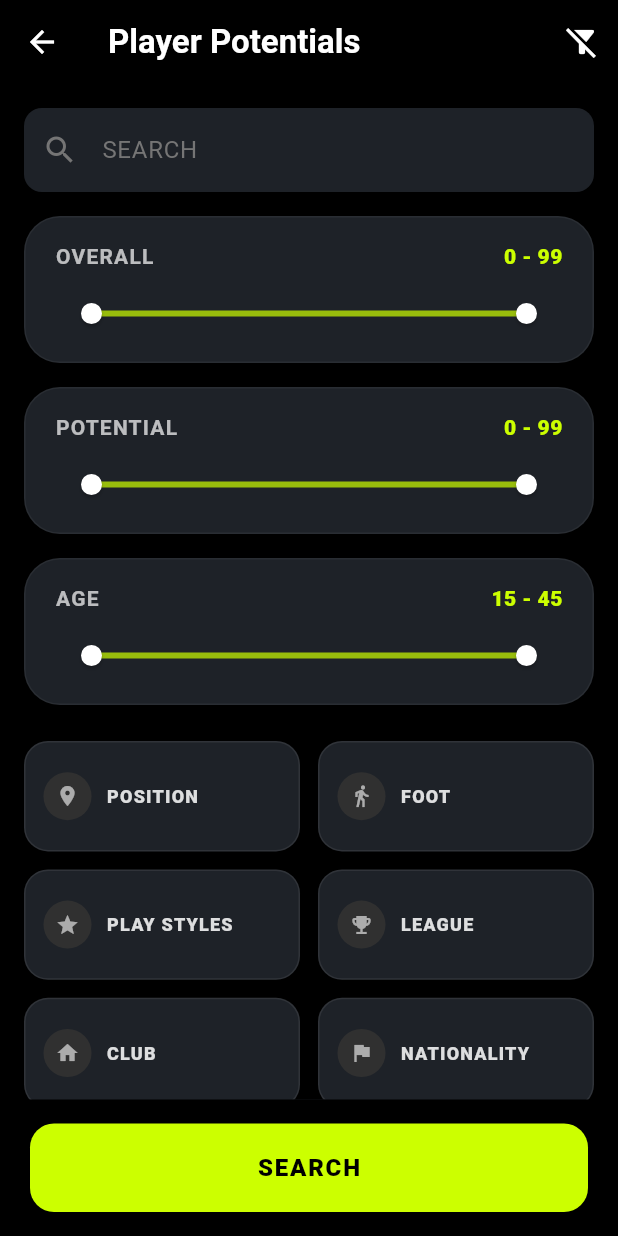
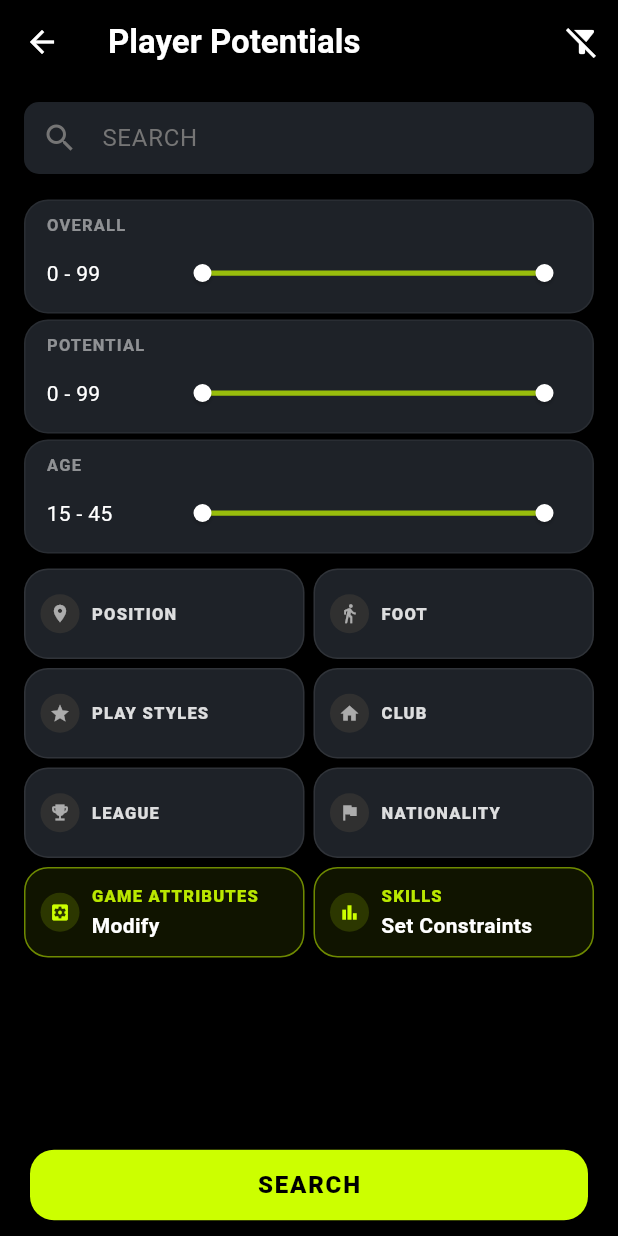
Before and after one commit to Rushil10/FC-24-Stats, a Flutter app: the SearchScreen screen opened directly, on a phone screen of 412 x 824 dp. Run offline on Flutter 3.47's test engine with Material 3 defaults, Android fonts, the phone set to English and light mode, and no system bars; our stand-ins replace csv, flutter_riverpod, flutter_secure_storage, google_mobile_ads, sqflite; accounts and stored records are empty; network calls fail.

Commit message:
MOre changes

```diff
--- a/lib/components/SearchFilterComp.dart
+++ b/lib/components/SearchFilterComp.dart
@@ -37,11 +37,11 @@ class FilterGridButton extends StatelessWidget {
             width: 1.0,
           ),
         ),
-        padding: const EdgeInsets.symmetric(horizontal: 12),
+        padding: const EdgeInsets.symmetric(horizontal: 10),
         child: Row(
           children: [
             Container(
-              padding: const EdgeInsets.all(8),
+              padding: const EdgeInsets.all(6),
               decoration: BoxDecoration(
                 color: isSelected
                     ? appColors.posColor.withOpacity(0.15)
@@ -53,10 +53,10 @@ class FilterGridButton extends StatelessWidget {
                 color: isSelected
                     ? appColors.posColor
                     : Colors.white.withOpacity(0.6),
-                size: 16,
+                size: 14,
               ),
             ),
-            const SizedBox(width: 10),
+            const SizedBox(width: 8),
             Expanded(
               child: Column(
                 mainAxisAlignment: MainAxisAlignment.center,
@@ -69,7 +69,7 @@ class FilterGridButton extends StatelessWidget {
                           ? appColors.posColor.withOpacity(0.9)
                           : Colors.white.withOpacity(0.85),
                       fontWeight: FontWeight.w900,
-                      fontSize: 12,
+                      fontSize: 11,
                       letterSpacing: 0.8,
                     ),
                   ),
@@ -80,7 +80,7 @@ class FilterGridButton extends StatelessWidget {
                       style: const TextStyle(
                         color: Colors.white,
                         fontWeight: FontWeight.w700,
-                        fontSize: 15,
+                        fontSize: 14,
                       ),
                       overflow: TextOverflow.ellipsis,
                     ),
@@ -120,52 +120,58 @@ class RangeFilterSection extends StatelessWidget {
     final surfaceColor = Theme.of(context).colorScheme.surface;
 
     return Container(
-      margin: EdgeInsets.symmetric(vertical: showBackground ? 8 : 4),
+      margin: const EdgeInsets.symmetric(vertical: 2),
       padding: showBackground
-          ? const EdgeInsets.fromLTRB(20, 16, 20, 8)
-          : const EdgeInsets.symmetric(horizontal: 4, vertical: 8),
+          ? const EdgeInsets.fromLTRB(14, 8, 8, 2)
+          : const EdgeInsets.symmetric(horizontal: 4, vertical: 0),
       decoration: showBackground
           ? BoxDecoration(
               color: surfaceColor,
-              borderRadius: BorderRadius.circular(24),
+              borderRadius: BorderRadius.circular(16),
               border: Border.all(color: Colors.white.withOpacity(0.05)),
             )
           : null,
       child: Column(
         crossAxisAlignment: CrossAxisAlignment.start,
         children: [
-          Row(
-            mainAxisAlignment: MainAxisAlignment.spaceBetween,
-            children: [
           Text(
             title.toUpperCase(),
             style: TextStyle(
-                  color: Colors.white.withOpacity(0.7),
+              color: Colors.white.withOpacity(0.5),
               fontWeight: FontWeight.w700,
-                  fontSize: 14,
+              fontSize: 11,
               letterSpacing: 0.8,
             ),
           ),
-              Text(
+          Row(
+            crossAxisAlignment: CrossAxisAlignment.center,
+            children: [
+              SizedBox(
+                width: 72,
+                child: FittedBox(
+                  fit: BoxFit.scaleDown,
+                  alignment: Alignment.centerLeft,
+                  child: Text(
                     "${values.start.round()} - ${values.end.round()}",
-                style: TextStyle(
-                  color: appColors.posColor,
-                  fontWeight: FontWeight.w900,
+                    style: const TextStyle(
+                      color: Colors.white,
+                      fontWeight: FontWeight.w400,
                       fontSize: 14,
                     ),
                   ),
-            ],
                 ),
-          const SizedBox(height: 4),
-          SliderTheme(
+              ),
+              const SizedBox(width: 8),
+              Expanded(
+                child: SliderTheme(
                   data: SliderThemeData(
                     activeTrackColor: appColors.posColor.withOpacity(0.7),
                     inactiveTrackColor: Colors.white.withOpacity(0.1),
                     thumbColor: Colors.white,
                     overlayColor: appColors.posColor.withOpacity(0.1),
-              trackHeight: 2,
+                    trackHeight: 1.5,
                     rangeThumbShape:
-                  const RoundRangeSliderThumbShape(enabledThumbRadius: 7),
+                        const RoundRangeSliderThumbShape(enabledThumbRadius: 6),
                     rangeTrackShape: const RoundedRectRangeSliderTrackShape(),
                   ),
                   child: RangeSlider(
@@ -174,6 +180,9 @@ class RangeFilterSection extends StatelessWidget {
                     max: max,
                     onChanged: onChanged,
                   ),
+                ),
+              ),
+            ],
           ),
         ],
       ),
--- a/lib/screens/SearchScreen.dart
+++ b/lib/screens/SearchScreen.dart
@@ -152,7 +152,7 @@ class _SearchScreenState extends ConsumerState<SearchScreen>
       body: Stack(
         children: [
           Padding(
-            padding: const EdgeInsets.only(top: 80),
+            padding: const EdgeInsets.only(top: 75),
             child: SingleChildScrollView(
               padding: const EdgeInsets.symmetric(horizontal: 16),
               child: Column(
@@ -178,14 +178,14 @@ class _SearchScreenState extends ConsumerState<SearchScreen>
                     max: 45,
                     onChanged: (v) => filtersNotifier.setAgeRange(v),
                   ),
-                  const SizedBox(height: 16),
+                  const SizedBox(height: 8),
                   GridView.count(
                     shrinkWrap: true,
                     physics: const NeverScrollableScrollPhysics(),
                     crossAxisCount: 2,
-                    crossAxisSpacing: 12,
-                    mainAxisSpacing: 12,
-                    childAspectRatio: 2.5,
+                    crossAxisSpacing: 6,
+                    mainAxisSpacing: 6,
+                    childAspectRatio: 3.1,
                     children: [
                       FilterGridButton(
                         label: "Position",
@@ -222,6 +222,21 @@ class _SearchScreenState extends ConsumerState<SearchScreen>
                         ),
                       ),
                       FilterGridButton(
+                        label: "Club",
+                        icon: Icons.home,
+                        value: filters.selectedClubs.isEmpty
+                            ? "Any"
+                            : filters.selectedClubs.length == 1
+                                ? filters.selectedClubs.first
+                                : "(${filters.selectedClubs.length}) Selected",
+                        onTap: () => _navigateToSelector(
+                          title: "Club",
+                          fetcher: PlayersDatabase.instance.getDistinctClubs(),
+                          initialSelected: filters.selectedClubs,
+                          onResult: (res) => filtersNotifier.setClubs(res),
+                        ),
+                      ),
+                      FilterGridButton(
                         label: "League",
                         icon: Icons.emoji_events,
                         value: filters.selectedLeagues.isEmpty
@@ -235,21 +250,6 @@ class _SearchScreenState extends ConsumerState<SearchScreen>
                               PlayersDatabase.instance.getDistinctLeagues(),
                           initialSelected: filters.selectedLeagues,
                           onResult: (res) => filtersNotifier.setLeagues(res),
-                        ),
-                      ),
-                      FilterGridButton(
-                        label: "Club",
-                        icon: Icons.home,
-                        value: filters.selectedClubs.isEmpty
-                            ? "Any"
-                            : filters.selectedClubs.length == 1
-                                ? filters.selectedClubs.first
-                                : "(${filters.selectedClubs.length}) Selected",
-                        onTap: () => _navigateToSelector(
-                          title: "Club",
-                          fetcher: PlayersDatabase.instance.getDistinctClubs(),
-                          initialSelected: filters.selectedClubs,
-                          onResult: (res) => filtersNotifier.setClubs(res),
                         ),
                       ),
                       FilterGridButton(
@@ -270,20 +270,20 @@ class _SearchScreenState extends ConsumerState<SearchScreen>
                         ),
                       ),
                       FilterGridButton(
+                        label: "Game Attributes",
+                        icon: Icons.settings_applications,
+                        value: "Modify",
+                        onTap: _openGameAttributesSelector,
+                      ),
+                      FilterGridButton(
                         label: "Skills",
                         icon: Icons.bar_chart,
                         value: "Set Constraints",
                         onTap: _openSkillsSelector,
                       ),
-                      FilterGridButton(
-                        label: "Game Attributes",
-                        icon: Icons.settings_applications,
-                        value: "Modify",
-                        onTap: _openGameAttributesSelector,
-                      ),
                     ],
                   ),
-                  const SizedBox(height: 100),
+                  const SizedBox(height: 80),
                 ],
               ),
             ),
@@ -294,7 +294,7 @@ class _SearchScreenState extends ConsumerState<SearchScreen>
             right: 0,
             child: Container(
               color: scaffoldColor,
-              padding: const EdgeInsets.all(16.0),
+              padding: const EdgeInsets.fromLTRB(16, 12, 16, 8),
               child: TextField(
                 controller: _searchController,
                 focusNode: _searchFocusNode,
@@ -311,8 +311,9 @@ class _SearchScreenState extends ConsumerState<SearchScreen>
                   prefixIcon: Icon(Icons.search, color: Colors.grey[600]),
                   filled: true,
                   fillColor: surfaceColor,
+                  contentPadding: const EdgeInsets.symmetric(vertical: 0),
                   border: OutlineInputBorder(
-                    borderRadius: BorderRadius.circular(12),
+                    borderRadius: BorderRadius.circular(10),
                     borderSide: BorderSide.none,
                   ),
                 ),
@@ -403,7 +404,7 @@ class _SearchScreenState extends ConsumerState<SearchScreen>
       ),
       bottomSheet: Container(
         color: scaffoldColor,
-        padding: const EdgeInsets.symmetric(horizontal: 20, vertical: 16),
+        padding: const EdgeInsets.fromLTRB(20, 8, 20, 10),
         width: double.infinity,
         child: ElevatedButton(
           onPressed: _navigateToResults,
@@ -411,7 +412,7 @@ class _SearchScreenState extends ConsumerState<SearchScreen>
             backgroundColor: appColors.posColor,
             foregroundColor: Colors.black,
             elevation: 0,
-            padding: const EdgeInsets.symmetric(vertical: 18),
+            padding: const EdgeInsets.symmetric(vertical: 12),
             shape:
                 RoundedRectangleBorder(borderRadius: BorderRadius.circular(16)),
           ),
```
Lines whose indentation alone changed are shown as unchanged.
